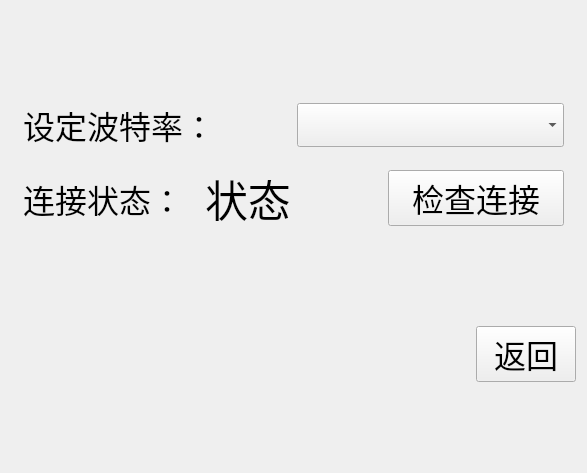
The window that forms/serialportwidget.ui (ratio-dd/PLC) describes before a commit, drawn with Qt 5.
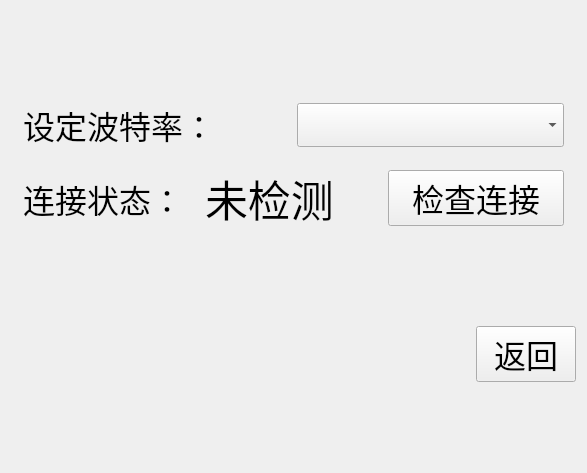
The same window after the commit.

What changed in the file:
```diff
--- a/forms/serialportwidget.ui
+++ b/forms/serialportwidget.ui
@@ -105,7 +105,7 @@
           </font>
          </property>
          <property name="text">
-          <string>状态</string>
+          <string>未检测</string>
          </property>
         </widget>
        </item>
```
